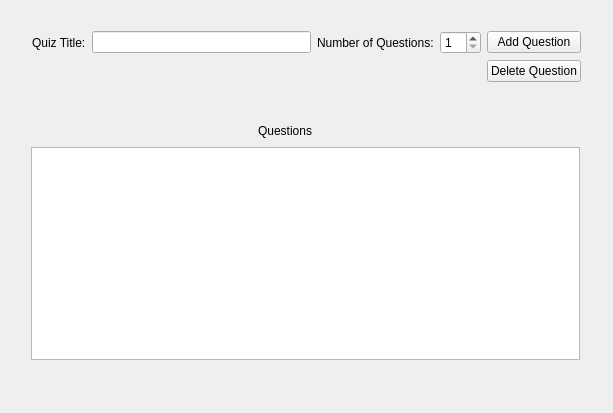
The window that QuizDesignerLatest/quizdesignerlatest.ui (nmarie37/QuizDesignerLatest) describes before a commit, drawn with Qt 5.
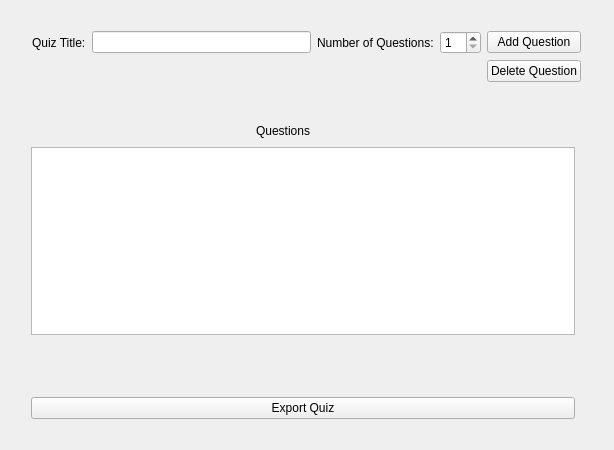
The same window after the commit.

Commit message: Add Exporting Quiz Feature

```diff
--- a/QuizDesignerLatest/quizdesignerlatest.ui
+++ b/QuizDesignerLatest/quizdesignerlatest.ui
@@ -6,8 +6,8 @@
    <rect>
     <x>0</x>
     <y>0</y>
-    <width>613</width>
-    <height>413</height>
+    <width>614</width>
+    <height>450</height>
    </rect>
   </property>
   <property name="windowTitle">
@@ -97,10 +97,12 @@
     <rect>
      <x>20</x>
      <y>110</y>
-     <width>571</width>
-     <height>281</height>
+     <width>566</width>
+     <height>320</height>
     </rect>
    </property>
+   <layout class="QVBoxLayout" name="verticalLayout">
+    <item>
    <layout class="QGridLayout" name="gridLayout_2">
     <item row="0" column="0">
      <spacer name="horizontalSpacer_3">
@@ -145,6 +147,28 @@
      <widget class="QLabel" name="label">
       <property name="text">
        <string>&lt;No item selected&gt;</string>
+        </property>
+       </widget>
+      </item>
+     </layout>
+    </item>
+    <item>
+     <spacer name="verticalSpacer_2">
+      <property name="orientation">
+       <enum>Qt::Vertical</enum>
+      </property>
+      <property name="sizeHint" stdset="0">
+       <size>
+        <width>20</width>
+        <height>40</height>
+       </size>
+      </property>
+     </spacer>
+    </item>
+    <item>
+     <widget class="QPushButton" name="exportButton">
+      <property name="text">
+       <string>Export Quiz</string>
       </property>
      </widget>
     </item>
```
Left out of the diff: 2 changed lines with no effect on the pictures. Lines whose indentation alone changed are shown as unchanged. The commit also changes 3 other files.
